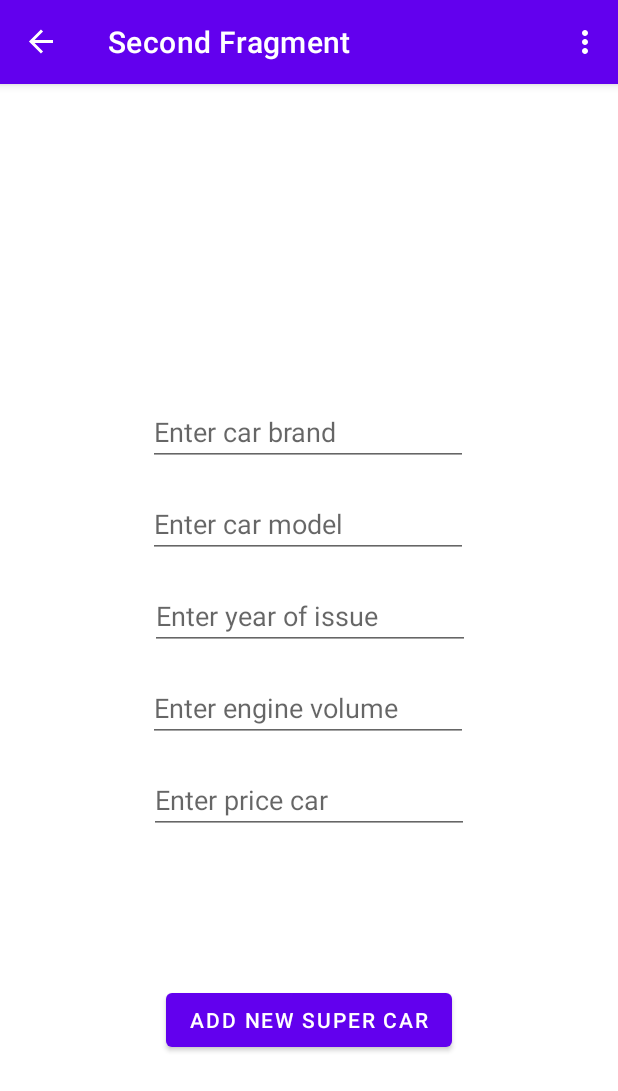
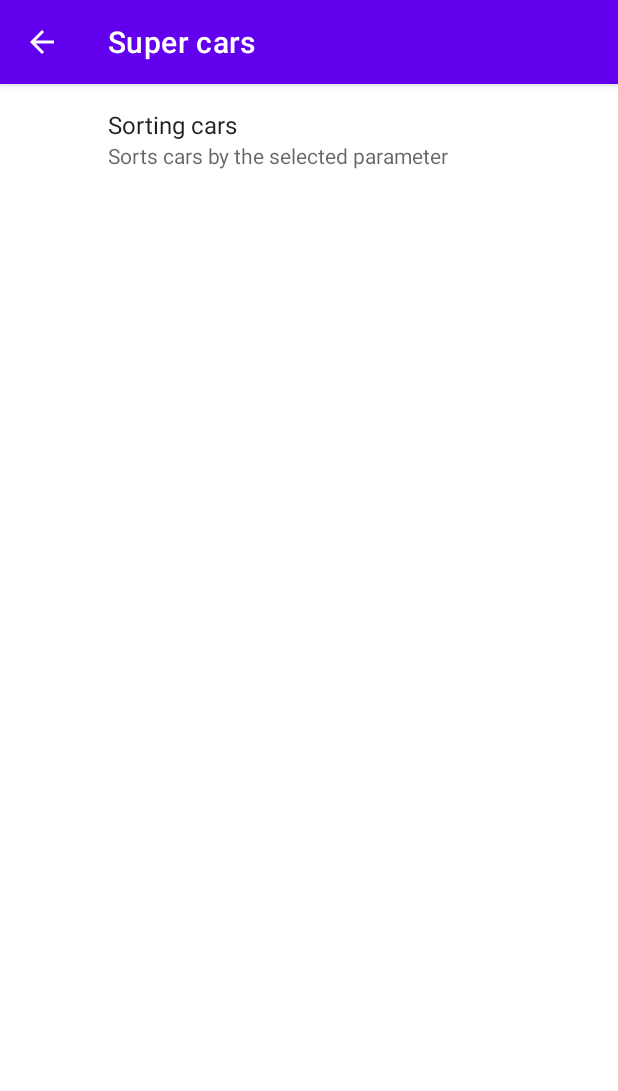
Before and after one commit to Delong90/SuperCar, an Android app: the SecondFragment screen opened through its navigation route, in the options menu, after a tap on "Settings", on a phone screen of 412 x 824 dp. Shown: the top 1091 px of the screen. Run offline under Robolectric (Android 15) with nearby library versions, the phone set to English and light mode, and no system bars; our stand-ins replace androidx.preference, navigation-ui.

Commit message:
feat: добавлена реализация сортировки

```diff
--- a/app/build.gradle
+++ b/app/build.gradle
@@ -49,6 +49,7 @@ dependencies {
 
     implementation 'androidx.room:room-common:2.3.0'
     implementation 'androidx.room:room-ktx:2.3.0'
+    implementation 'androidx.preference:preference-ktx:1.1.1'
     kapt 'androidx.room:room-compiler:2.3.0'
 
 
--- a/app/src/main/AndroidManifest.xml
+++ b/app/src/main/AndroidManifest.xml
@@ -21,6 +21,7 @@
                 <category android:name="android.intent.category.LAUNCHER" />
             </intent-filter>
         </activity>
+        <activity android:name=".settings.SettingsActivity"/>
     </application>
 
 </manifest>
--- a/app/src/main/java/com/example/supercars/MainActivity.kt
+++ b/app/src/main/java/com/example/supercars/MainActivity.kt
@@ -1,5 +1,6 @@
 package com.example.supercars
 
+import android.content.Intent
 import android.os.Bundle
 import com.google.android.material.snackbar.Snackbar
 import androidx.appcompat.app.AppCompatActivity
@@ -10,6 +11,7 @@ import androidx.navigation.ui.setupActionBarWithNavController
 import android.view.Menu
 import android.view.MenuItem
 import com.example.supercars.databinding.ActivityMainBinding
+import com.example.supercars.settings.SettingsActivity
 
 class MainActivity : AppCompatActivity() {
 
@@ -40,10 +42,17 @@ class MainActivity : AppCompatActivity() {
         // Handle action bar item clicks here. The action bar will
         // automatically handle clicks on the Home/Up button, so long
         // as you specify a parent activity in AndroidManifest.xml.
-        return when (item.itemId) {
-            R.id.action_settings -> true
+         when (item.itemId) {
+            R.id.action_settings -> {
+                val intent = Intent(this, SettingsActivity::class.java)
+                startActivity(intent)
+            }
+//             необходимо реализовать если так получится
+             R.id.action_room -> true
+             R.id.action_cursor -> true
             else -> super.onOptionsItemSelected(item)
         }
+        return true
     }
 
     override fun onSupportNavigateUp(): Boolean {
--- a/app/src/main/java/com/example/supercars/MainViewModel.kt
+++ b/app/src/main/java/com/example/supercars/MainViewModel.kt
@@ -17,6 +17,9 @@ class MainViewModel : ViewModel() {
     private val repository: Repository by locateLazy()
 
     val cars = repository.getAll().asLiveDataFlow()
+    val carsPrice = repository.getAllPrice().asLiveDataFlow()
+    val carsBrand = repository.getAllBrand().asLiveDataFlow()
+    val carsYear = repository.getAllYear().asLiveDataFlow()
 
     fun save(car: Car) {
         viewModelScope.launch { repository.save(createCar(car)) }
--- a/app/src/main/java/com/example/supercars/repository/Repository.kt
+++ b/app/src/main/java/com/example/supercars/repository/Repository.kt
@@ -14,6 +14,12 @@ class Repository(
 
     fun getAll(): Flow<List<Car>> = dao.getAll()
 
+    fun getAllPrice(): Flow<List<Car>> = dao.getAllPrice()
+
+    fun getAllBrand(): Flow<List<Car>> = dao.getAllBrand()
+
+    fun getAllYear(): Flow<List<Car>> = dao.getAllYear()
+
     suspend fun save(car: Car) = dao.add(car)
 
     suspend fun delete(car: Car) = dao.delete(car)
--- a/app/src/main/java/com/example/supercars/repository/room/CarsDao.kt
+++ b/app/src/main/java/com/example/supercars/repository/room/CarsDao.kt
@@ -7,8 +7,17 @@ import kotlinx.coroutines.flow.Flow
 @Dao
 interface CarsDao {
 
-    @Query("SELECT * FROM cars")
+    @Query("SELECT * FROM cars order by id")
     fun getAll(): Flow<List<Car>>
+
+    @Query("SELECT * FROM cars order by price")
+    fun getAllPrice():Flow<List<Car>>
+
+    @Query("SELECT * FROM cars order by brand")
+    fun getAllBrand():Flow<List<Car>>
+
+    @Query("SELECT * FROM cars order by year")
+    fun getAllYear():Flow<List<Car>>
 
     @Insert(onConflict = OnConflictStrategy.REPLACE)
     suspend fun add(car: Car)
--- /dev/null
+++ b/app/src/main/java/com/example/supercars/settings/SettingsActivity.kt
@@ -0,0 +1,22 @@
+package com.example.supercars.settings
+
+import android.os.Bundle
+import androidx.appcompat.app.AppCompatActivity
+import androidx.navigation.Navigation.findNavController
+import com.example.supercars.R
+
+class SettingsActivity:AppCompatActivity() {
+    override fun onCreate(savedInstanceState: Bundle?) {
+        super.onCreate(savedInstanceState)
+        supportFragmentManager.beginTransaction().replace(android.R.id.content,SettingsFragment())
+            .commit()
+        supportActionBar?.setDisplayHomeAsUpEnabled(true)
+    }
+
+    override fun onSupportNavigateUp(): Boolean {
+        onBackPressed()
+        return true
+    }
+
+
+}
--- /dev/null
+++ b/app/src/main/java/com/example/supercars/settings/SettingsFragment.kt
@@ -0,0 +1,19 @@
+package com.example.supercars.settings
+
+import android.os.Bundle
+import androidx.preference.PreferenceFragmentCompat
+import com.example.supercars.R
+import com.example.supercars.databinding.FragmentFirstBinding
+
+class SettingsFragment: PreferenceFragmentCompat() {
+    override fun onCreatePreferences(savedInstanceState: Bundle?, rootKey: String?) {
+        return
+    }
+
+    override fun onCreate(savedInstanceState: Bundle?) {
+        super.onCreate(savedInstanceState)
+        addPreferencesFromResource(R.xml.settings)
+    }
+
+
+}
--- a/app/src/main/java/com/example/supercars/ui/main/FirstFragment.kt
+++ b/app/src/main/java/com/example/supercars/ui/main/FirstFragment.kt
@@ -1,5 +1,6 @@
 package com.example.supercars.ui.main
 
+import android.content.SharedPreferences
 import android.os.Bundle
 import androidx.fragment.app.Fragment
 import android.view.LayoutInflater
@@ -8,7 +9,7 @@ import android.view.ViewGroup
 import androidx.fragment.app.viewModels
 import androidx.lifecycle.lifecycleScope
 import androidx.navigation.fragment.findNavController
-import androidx.recyclerview.widget.LinearLayoutManager
+import androidx.preference.PreferenceManager
 import com.example.supercars.MainViewModel
 import com.example.supercars.R
 import com.example.supercars.databinding.FragmentFirstBinding
@@ -25,11 +26,11 @@ class FirstFragment : Fragment() {
     private val binding get() = _binding!!
     private val adapter: CarsAdapter? get() =   binding.superCarList.adapter as? CarsAdapter
 
+
     override fun onCreateView(
         inflater: LayoutInflater, container: ViewGroup?,
         savedInstanceState: Bundle?
     ): View {
-
         _binding = FragmentFirstBinding.inflate(inflater, container, false)
         return binding.root
     }
@@ -41,13 +42,26 @@ class FirstFragment : Fragment() {
             binding.fab.setOnClickListener {
                 findNavController().navigate(R.id.action_FirstFragment_to_SecondFragment)
             }
-        viewModel.cars.onEach(::renderCars).launchIn(lifecycleScope)
+
+             viewModel.cars.onEach(::renderCars).launchIn(lifecycleScope)
     }
 
 //    override fun onDestroyView() {
 //        super.onDestroyView()
 //        _binding = null
 //    }
+
+    override fun onResume() {
+        var sharedPreferences: SharedPreferences = PreferenceManager.getDefaultSharedPreferences(context)
+        var regular = sharedPreferences.getString(getString(R.string.list_preference), "")
+                    when(regular){
+                    "Default" -> viewModel.cars.onEach(::renderCars).launchIn(lifecycleScope)
+                    "Brand"-> viewModel.carsBrand.onEach(::renderCars).launchIn(lifecycleScope)
+                    "Year"-> viewModel.carsYear.onEach(::renderCars).launchIn(lifecycleScope)
+                    else-> viewModel.carsPrice.onEach(::renderCars).launchIn(lifecycleScope)
+            }
+        super.onResume()
+    }
     private fun renderCars(cars: List<Car>) {
         adapter?.submitList(cars)
     }
--- a/app/src/main/res/layout/fragment_first.xml
+++ b/app/src/main/res/layout/fragment_first.xml
@@ -34,4 +34,5 @@
         app:layout_constraintEnd_toEndOf="parent"
         app:srcCompat="@drawable/ic_baseline_add_24"
         tools:ignore="MissingConstraints" />
+
 </androidx.constraintlayout.widget.ConstraintLayout>
--- a/app/src/main/res/menu/menu_main.xml
+++ b/app/src/main/res/menu/menu_main.xml
@@ -7,4 +7,14 @@
         android:orderInCategory="100"
         android:title="@string/action_settings"
         app:showAsAction="never" />
+    <item
+        android:id="@+id/action_room"
+        android:orderInCategory="100"
+        android:title="@string/action_room"
+        app:showAsAction="never" />
+    <item
+        android:id="@+id/action_cursor"
+        android:orderInCategory="100"
+        android:title="@string/action_cursor"
+        app:showAsAction="never" />
 </menu>
--- /dev/null
+++ b/app/src/main/res/values/arrays.xml
@@ -0,0 +1,9 @@
+<?xml version="1.0" encoding="utf-8"?>
+<resources>
+    <string-array name="sorting">
+        <item>Default</item>
+        <item>Brand</item>
+        <item>Year</item>
+        <item>Price</item>
+    </string-array>
+</resources>
--- a/app/src/main/res/values/strings.xml
+++ b/app/src/main/res/values/strings.xml
@@ -1,6 +1,9 @@
 <resources>
     <string name="app_name">Super cars</string>
     <string name="action_settings">Settings</string>
+    <string name="action_room">Room</string>
+    <string name="action_cursor">Cursor</string>
+    <string name="list_preference">list_preference</string>
     <!-- Strings used for fragments for navigation -->
     <string name="first_fragment_label">First Fragment</string>
     <string name="second_fragment_label">Second Fragment</string>
--- /dev/null
+++ b/app/src/main/res/xml/settings.xml
@@ -0,0 +1,35 @@
+<?xml version="1.0" encoding="utf-8"?>
+<PreferenceScreen xmlns:android="http://schemas.android.com/apk/res/android"
+
+    xmlns:app="http://schemas.android.com/apk/res-auto">
+<!--    <SwitchPreference-->
+<!--        app:key="switch"-->
+<!--        app:title="Switch"-->
+<!--        app:summary="switch summary"-->
+<!--        app:defaultValue="false" />-->
+
+
+<!--    <EditTextPreference-->
+<!--        app:key="editText"-->
+<!--        app:dialogTitle="Fill edit text"-->
+<!--        app:title="Edit text"-->
+<!--        app:defaultValue="123"-->
+<!--        app:summary="Edit text summary"/>-->
+
+<!--    <SeekBarPreference-->
+<!--        android:title="Seek Bar"-->
+<!--        app:key="seekBar"-->
+<!--        app:min="1"-->
+<!--        android:max="10"-->
+<!--        app:showSeekBarValue="true"-->
+<!--        app:seekBarIncrement="1"/>-->
+    <ListPreference
+        android:key="@string/list_preference"
+        android:defaultValue="1"
+        android:entries="@array/sorting"
+        android:entryValues="@array/sorting"
+        android:title="Sorting cars"
+        android:summary="Sorts cars by the selected parameter"/>
+
+
+</PreferenceScreen>
```
